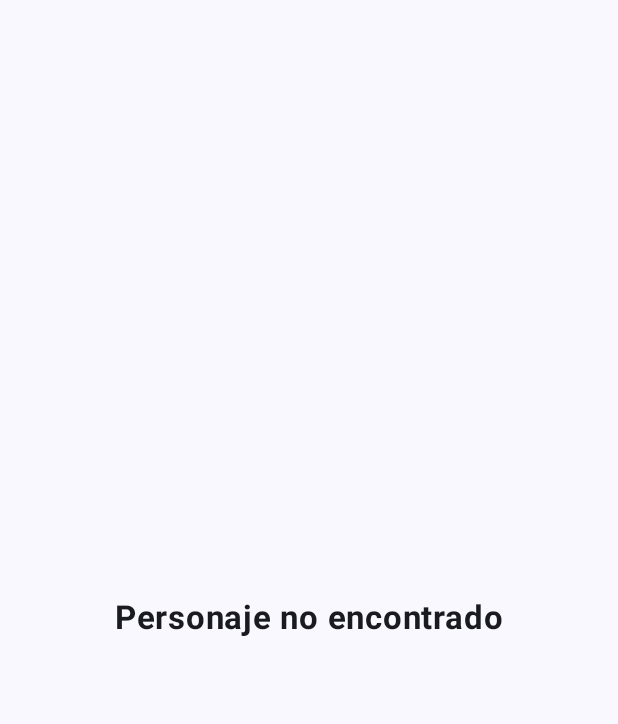
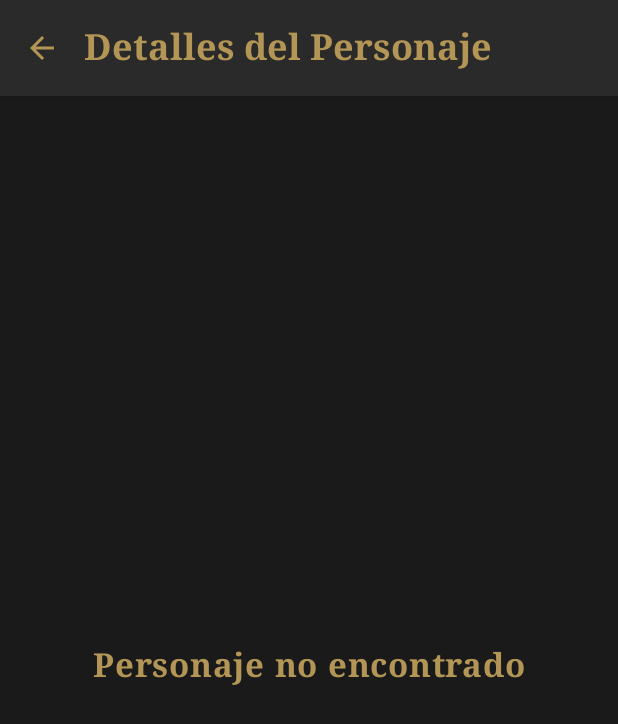
Before and after one commit to LSG-DAM2-M07-24-25/pr06-retrofit-yagoalonso_marcfernandez, an Android app built with Jetpack Compose: the composable DetailScreen called with empty values, on a phone screen of 412 x 824 dp. Shown: the top 724 px of the screen. Run offline under Robolectric (Android 15) with nearby library versions, the phone set to English and light mode, and no system bars; our stand-ins replace livedata-compose; libraries missing offline, so code that uses them is left out: com.bumptech.glide.

Commit message:
FEAT: DetailView mejorado

```diff
--- a/app/src/main/java/com/example/gotapp/view/DetailScreen.kt
+++ b/app/src/main/java/com/example/gotapp/view/DetailScreen.kt
@@ -1,5 +1,7 @@
 package com.example.gotapp.view
 
+import androidx.compose.foundation.BorderStroke
+import androidx.compose.foundation.background
 import androidx.compose.foundation.layout.Arrangement
 import androidx.compose.foundation.layout.Box
 import androidx.compose.foundation.layout.Column
@@ -13,7 +15,11 @@ import androidx.compose.material3.Button
 import androidx.compose.material3.Card
 import androidx.compose.material3.CardDefaults
 import androidx.compose.material3.CircularProgressIndicator
+import androidx.compose.material3.ExperimentalMaterial3Api
+import androidx.compose.material3.Icon
+import androidx.compose.material3.IconButton
 import androidx.compose.material3.MaterialTheme
+import androidx.compose.material3.Scaffold
 import androidx.compose.material3.Text
 import androidx.compose.runtime.Composable
 import androidx.compose.runtime.getValue
@@ -21,6 +27,7 @@ import androidx.compose.runtime.livedata.observeAsState
 import androidx.compose.ui.Alignment
 import androidx.compose.ui.Modifier
 import androidx.compose.ui.layout.ContentScale
+import androidx.compose.ui.text.font.FontFamily
 import androidx.compose.ui.text.font.FontWeight
 import androidx.compose.ui.text.style.TextAlign
 import androidx.compose.ui.unit.dp
@@ -31,8 +38,18 @@ import com.example.gotapp.viewmodel.APIViewModel
 import androidx.lifecycle.viewmodel.compose.viewModel
 import com.bumptech.glide.integration.compose.ExperimentalGlideComposeApi
 import androidx.compose.foundation.shape.RoundedCornerShape
+import androidx.compose.material.icons.Icons
+import androidx.compose.material.icons.filled.ArrowBack
+import androidx.compose.material3.TopAppBar
+import androidx.compose.material3.TopAppBarDefaults
+import androidx.compose.ui.draw.shadow
+import androidx.compose.ui.graphics.Color
+import com.example.gotapp.ui.theme.GotBlack
+import com.example.gotapp.ui.theme.GotDarkGray
+import com.example.gotapp.ui.theme.GotGold
+import com.example.gotapp.ui.theme.GotLightGold
 
-@OptIn(ExperimentalGlideComposeApi::class)
+@OptIn(ExperimentalGlideComposeApi::class, ExperimentalMaterial3Api::class)
 @Composable
 fun DetailScreen(
     navController: NavController,
@@ -44,14 +61,48 @@ fun DetailScreen(
     val showLoading by viewModel.loading.observeAsState(true)
     val character = characters.find { it.id == characterId }
 
+    Scaffold(
+        topBar = {
+            TopAppBar(
+                title = {
+                    Text(
+                        text = "Detalles del Personaje",
+                        fontSize = 24.sp,
+                        fontWeight = FontWeight.Bold,
+                        color = GotGold,
+                        fontFamily = FontFamily.Serif
+                    )
+                },
+                colors = TopAppBarDefaults.topAppBarColors(
+                    containerColor = GotDarkGray
+                ),
+                navigationIcon = {
+                    IconButton(onClick = { navController.popBackStack() }) {
+                        Icon(
+                            Icons.Filled.ArrowBack,
+                            contentDescription = "Volver",
+                            tint = GotGold
+                        )
+                    }
+                },
+                modifier = Modifier.shadow(4.dp)
+            )
+        },
+        containerColor = GotBlack
+    ) { paddingValues ->
         Box(
-        modifier = modifier.fillMaxSize()
+            modifier = modifier
+                .fillMaxSize()
+                .padding(paddingValues)
+                .background(GotBlack)
         ) {
             if (showLoading) {
-            CircularProgressIndicator(
-                modifier = Modifier.align(Alignment.Center),
-                color = MaterialTheme.colorScheme.secondary
-            )
+                Box(
+                    modifier = Modifier.fillMaxSize(),
+                    contentAlignment = Alignment.Center
+                ) {
+                    CircularProgressIndicator(color = GotGold)
+                }
             } else if (character != null) {
                 Column(
                     modifier = Modifier
@@ -59,13 +110,14 @@ fun DetailScreen(
                         .padding(16.dp),
                     horizontalAlignment = Alignment.CenterHorizontally
                 ) {
-                // Imagen más grande y con borde redondeado
+                    // Imagen del personaje
                     Card(
                         modifier = Modifier
                             .size(300.dp)
                             .padding(8.dp),
                         shape = RoundedCornerShape(16.dp),
-                    elevation = CardDefaults.cardElevation(8.dp)
+                        elevation = CardDefaults.cardElevation(8.dp),
+                        border = BorderStroke(2.dp, GotGold)
                     ) {
                         GlideImage(
                             model = character.imageUrl,
@@ -75,7 +127,7 @@ fun DetailScreen(
                         )
                     }
 
-                Spacer(modifier = Modifier.height(16.dp))
+                    Spacer(modifier = Modifier.height(24.dp))
 
                     // Tarjeta para la información
                     Card(
@@ -83,70 +135,61 @@ fun DetailScreen(
                             .fillMaxWidth()
                             .padding(8.dp),
                         shape = RoundedCornerShape(12.dp),
-                    elevation = CardDefaults.cardElevation(4.dp)
+                        elevation = CardDefaults.cardElevation(4.dp),
+                        colors = CardDefaults.cardColors(
+                            containerColor = GotDarkGray
+                        )
                     ) {
                         Column(
                             modifier = Modifier
                                 .fillMaxWidth()
-                            .padding(16.dp),
-                        horizontalAlignment = Alignment.CenterHorizontally
+                                .padding(24.dp),
+                            horizontalAlignment = Alignment.CenterHorizontally,
+                            verticalArrangement = Arrangement.spacedBy(12.dp)
                         ) {
                             Text(
                                 text = character.fullName,
                                 fontSize = 28.sp,
                                 fontWeight = FontWeight.Bold,
-                            color = MaterialTheme.colorScheme.primary,
-                            textAlign = TextAlign.Center
+                                color = GotGold,
+                                textAlign = TextAlign.Center,
+                                fontFamily = FontFamily.Serif
                             )
-
-                        Spacer(modifier = Modifier.height(12.dp))
 
                             if (character.title.isNotBlank()) {
                                 Text(
                                     text = character.title,
                                     fontSize = 20.sp,
                                     fontWeight = FontWeight.Medium,
-                                color = MaterialTheme.colorScheme.secondary,
-                                textAlign = TextAlign.Center
+                                    color = Color.Gray,
+                                    textAlign = TextAlign.Center,
+                                    fontFamily = FontFamily.Serif
                                 )
-
-                            Spacer(modifier = Modifier.height(8.dp))
                             }
 
                             Text(
-                            text = "${character.family}",
-                            fontSize = 18.sp,
+                                text = "Casa ${character.family}",
+                                fontSize = 22.sp,
                                 fontWeight = FontWeight.Medium,
-                            color = MaterialTheme.colorScheme.tertiary,
-                            textAlign = TextAlign.Center
+                                color = GotLightGold,
+                                textAlign = TextAlign.Center,
+                                fontFamily = FontFamily.Serif
                             )
                         }
                     }
 
                     Spacer(modifier = Modifier.weight(1f))
-
-                // Botón mejorado
-                Button(
-                    onClick = { navController.popBackStack() },
-                    modifier = Modifier
-                        .fillMaxWidth(0.7f)
-                        .padding(bottom = 16.dp),
-                    shape = RoundedCornerShape(8.dp)
-                ) {
-                    Text(
-                        "Volver",
-                        fontSize = 16.sp,
-                        modifier = Modifier.padding(vertical = 8.dp)
-                    )
-                }
                 }
             } else {
                 Text(
                     text = "Personaje no encontrado",
                     fontSize = 22.sp,
                     fontWeight = FontWeight.Bold,
-                modifier = Modifier.align(Alignment.Center)
+                    color = GotGold,
+                    modifier = Modifier.align(Alignment.Center),
+                    fontFamily = FontFamily.Serif
                 )
             }
         }
     }
+}
```
Lines whose indentation alone changed are shown as unchanged.
